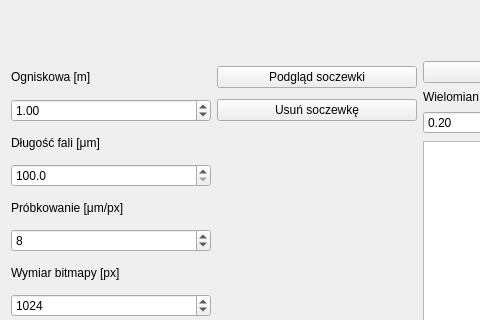
Qt form mainwindow.ui (diabeticus95/inzynierka) before a commit; both pictures show x 0 to 480 and y 187 to 507 of the 1024 by 640 pixel window.
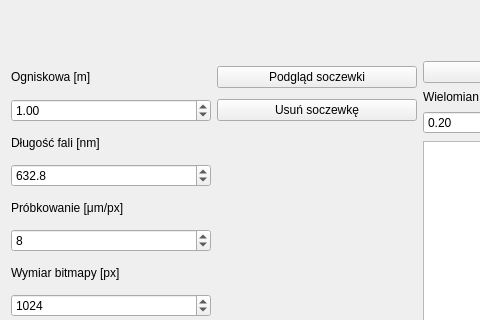
The same form after that commit. Icons and pictures are not drawn.

```diff
--- a/mainwindow.ui
+++ b/mainwindow.ui
@@ -202,7 +202,7 @@
            </size>
           </property>
           <property name="text">
-           <string>Długość fali [μm]</string>
+           <string>Długość fali [nm]</string>
           </property>
          </widget>
         </item>
@@ -266,7 +266,7 @@
            <double>2000.000000000000000</double>
           </property>
           <property name="value">
-           <double>100.000000000000000</double>
+           <double>632.799999999999955</double>
           </property>
          </widget>
         </item>
```
